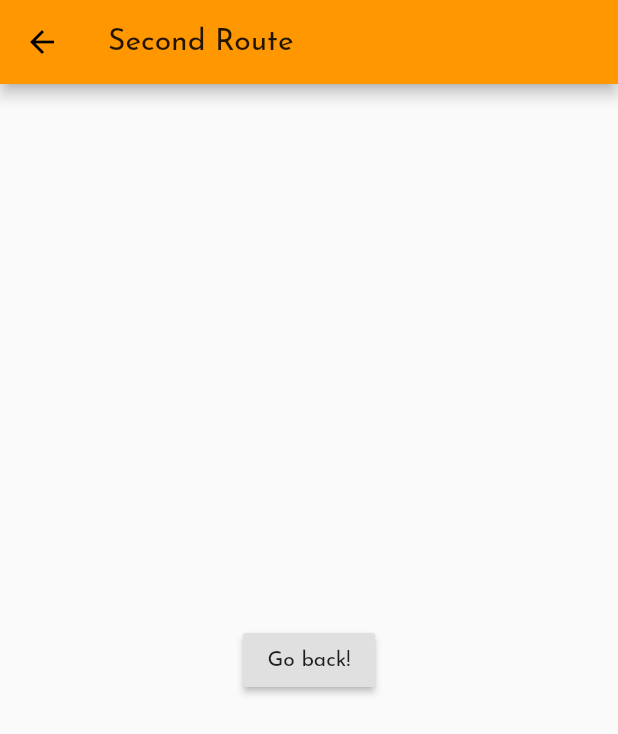
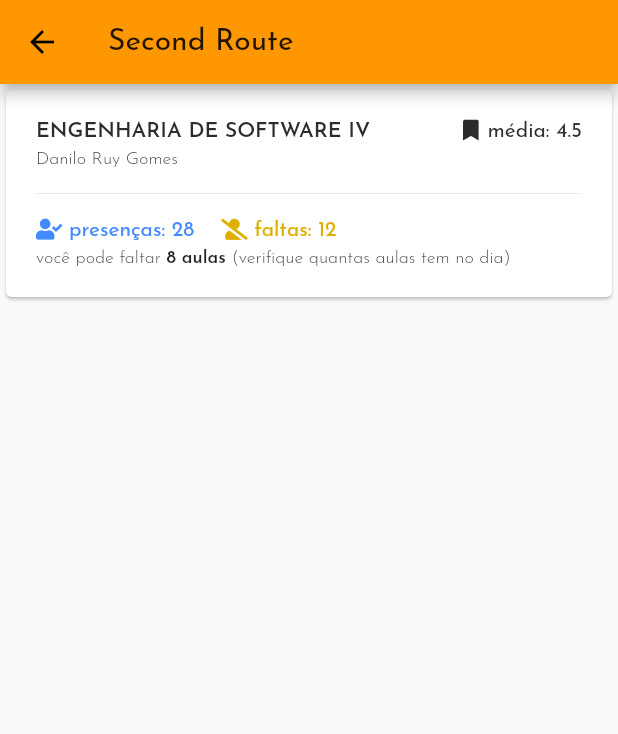
Before and after one commit to efraim-andrade/fatecanos-app, a Flutter app: the HomePage screen opened by its route, on a phone screen of 412 x 824 dp. Shown: the top 734 px of the screen. Run offline on Flutter 3.47's test engine with Material 2 defaults, Android fonts, the phone set to English and light mode, and no system bars; our stand-ins replace flutter_dotenv, flutter_secure_storage, font_awesome_flutter, toast; accounts and stored records are empty.

Commit message:
feat(home): courses card
built the course card component

```diff
--- /dev/null
+++ b/lib/components/Card.dart
@@ -0,0 +1,173 @@
+import 'package:flutter/material.dart';
+import 'package:font_awesome_flutter/font_awesome_flutter.dart';
+
+Card card(
+  String course,
+  String teacher,
+  int presences,
+  int absences,
+  int maxAbsenses,
+  num media
+) {
+  return
+    Card(
+      child:
+        Container(
+          padding: EdgeInsets.all(20),
+          child:
+            Column(
+              children: <Widget>[
+                Container(
+                  margin: const EdgeInsets.only(bottom: 6.00),
+                  child: Row(
+                    mainAxisAlignment: MainAxisAlignment.spaceBetween,
+                    crossAxisAlignment: CrossAxisAlignment.center,
+                    children: <Widget>[
+                      Text(
+                        course.toUpperCase(),
+                        style: TextStyle(
+                          fontSize: 14,
+                          fontWeight: FontWeight.w600,
+                          color: Color.fromRGBO(44, 44, 44, 1),
+                        ),
+                      ),
+
+                      Row(
+                        children: <Widget>[
+                          Container(
+                            margin: const EdgeInsets.only(right: 4),
+                            child: Icon(
+                              FontAwesomeIcons.solidBookmark,
+                              size: 14,
+                              color: Color.fromRGBO(44, 44, 44, 1),
+                            ),
+                          ),
+
+                          Text(
+                            'média: ${media}',
+                            style: TextStyle(color: Color.fromRGBO(44, 44, 44, 1),),
+                          )
+                        ],
+                      )
+                    ],
+                  ),
+                ),
+
+                Container(
+                  margin: const EdgeInsets.only(bottom: 9),
+                  child: Row(
+                    children: <Widget>[
+                      Text(
+                        teacher,
+                        style: TextStyle(
+                          fontWeight: FontWeight.w300,
+                          fontSize: 12
+                        ),
+                      )
+                    ],
+                  ),
+                ),
+
+                Container(
+                  margin: const EdgeInsets.only(bottom: 9),
+                  child: Divider(
+                    color: Color.fromRGBO(235, 235, 235, 1),
+                  ),
+                ),
+
+                Container(
+                  margin: const EdgeInsets.only(bottom: 6),
+                  child: Row(
+                    children: <Widget>[
+                      Container(
+                        child: Row(
+                          children: <Widget>[
+                            Container(
+                              margin: const EdgeInsets.only(right: 18),
+                              child: Row(
+                                children: <Widget>[
+                                  Container(
+                                    margin: const EdgeInsets.only(right: 8),
+
+                                    child: Icon(
+                                      FontAwesomeIcons.userCheck,
+                                      size: 14,
+                                      color: Colors.blueAccent,
+                                    ),
+                                  ),
+
+                                  Text(
+                                    'presenças: ${presences}',
+                                    style: TextStyle(
+                                      fontSize: 14,
+                                      color: Colors.blueAccent
+                                    ),
+                                  )
+                                ],
+                              ),
+                            ),
+
+                            Container(
+                              child: Row(
+                                children: <Widget>[
+                                  Container(
+                                    margin: const EdgeInsets.only(right: 8),
+
+                                    child: Icon(
+                                      FontAwesomeIcons.userSlash,
+                                      size: 14,
+                                      color: Color.fromRGBO(221, 176, 0, 1),
+                                    ),
+                                  ),
+
+                                  Text(
+                                    'faltas: ${absences}',
+                                    style: TextStyle(
+                                      fontSize: 14,
+                                      color: Color.fromRGBO(221, 176, 0, 1)
+                                    ),
+                                  )
+                                ],
+                              ),
+                            ),
+                          ],
+                        ),
+                      )
+                    ],
+                  ),
+                ),
+
+                Container(
+                  child: Row(
+                    children: <Widget>[
+                      Text(
+                        'você pode faltar ',
+                        style: TextStyle(
+                          fontSize: 12,
+                          fontWeight: FontWeight.w300
+                        ),
+                      ),
+
+                      Text(
+                        '${maxAbsenses - absences} aulas ',
+                        style: TextStyle(
+                          fontSize: 12,
+                          fontWeight: FontWeight.w600
+                        ),
+                      ),
+
+                      Text(
+                        '(verifique quantas aulas tem no dia)',
+                        style: TextStyle(
+                          fontSize: 12,
+                          fontWeight: FontWeight.w300
+                        ),
+                      ),
+                    ],
+                  ),
+                ),
+              ],
+            ),
+        ),
+    );
+}
--- a/lib/screens/home.dart
+++ b/lib/screens/home.dart
@@ -1,4 +1,5 @@
 import 'package:flutter/material.dart';
+import '../components/Card.dart';
 
 class HomePage extends StatefulWidget {
 
@@ -16,11 +17,17 @@ class Home extends State<HomePage> {
         title: Text("Second Route"),
       ),
       body: Center(
-        child: RaisedButton(
-          onPressed: () {
-            // Navigate back to first route when tapped.
-          },
-          child: Text('Go back!'),
+        child: Column(
+          children: <Widget>[
+            card(
+              "Engenharia de Software IV",
+              "Danilo Ruy Gomes",
+              28,
+              12,
+              20,
+              4.5
+            ),
+          ],
         ),
       ),
     );
--- a/pubspec.yaml
+++ b/pubspec.yaml
@@ -24,6 +24,7 @@ dependencies:
   toast: ^0.1.4
   flutter_dotenv: ^2.0.1
   cloud_functions: ^0.1.2+1
+  font_awesome_flutter: ^8.2.0
   flutter_secure_storage: ^3.2.1+1
 
   # The following adds the Cupertino Icons font to your application.
@@ -40,6 +41,7 @@ dev_dependencies:
 
 # The following section is specific to Flutter.
 flutter:
+  uses-material-design: true
   fonts:
   - family: JosefinSans
     fonts:
```
Also changed, not shown: pubspec.lock.
